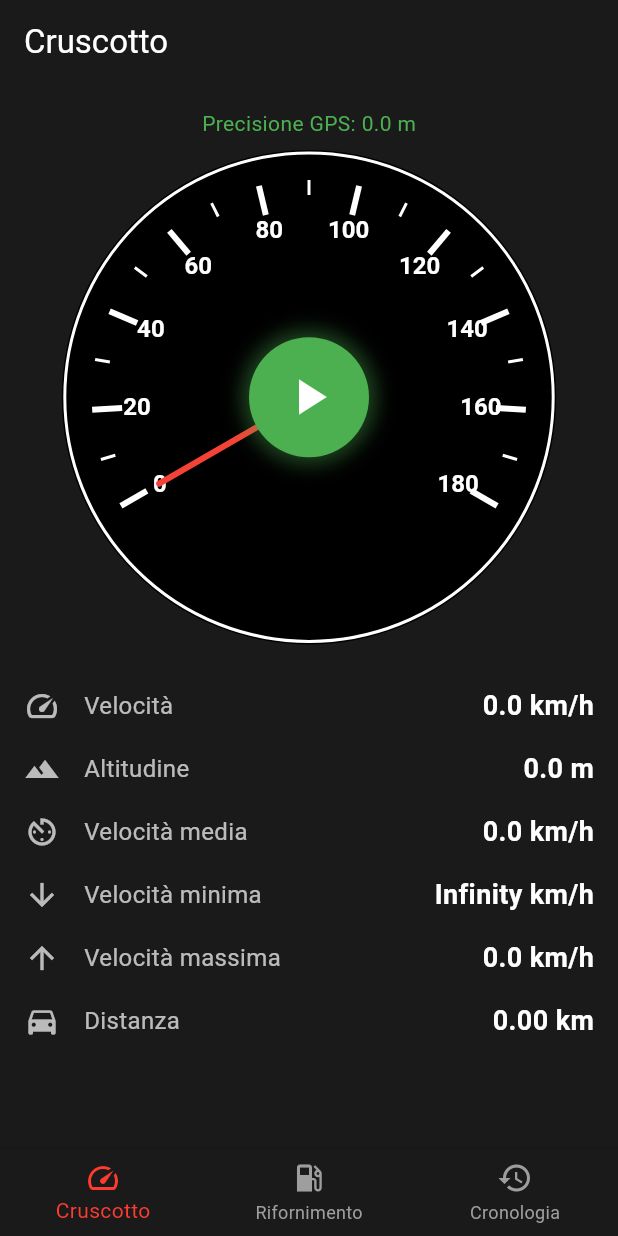
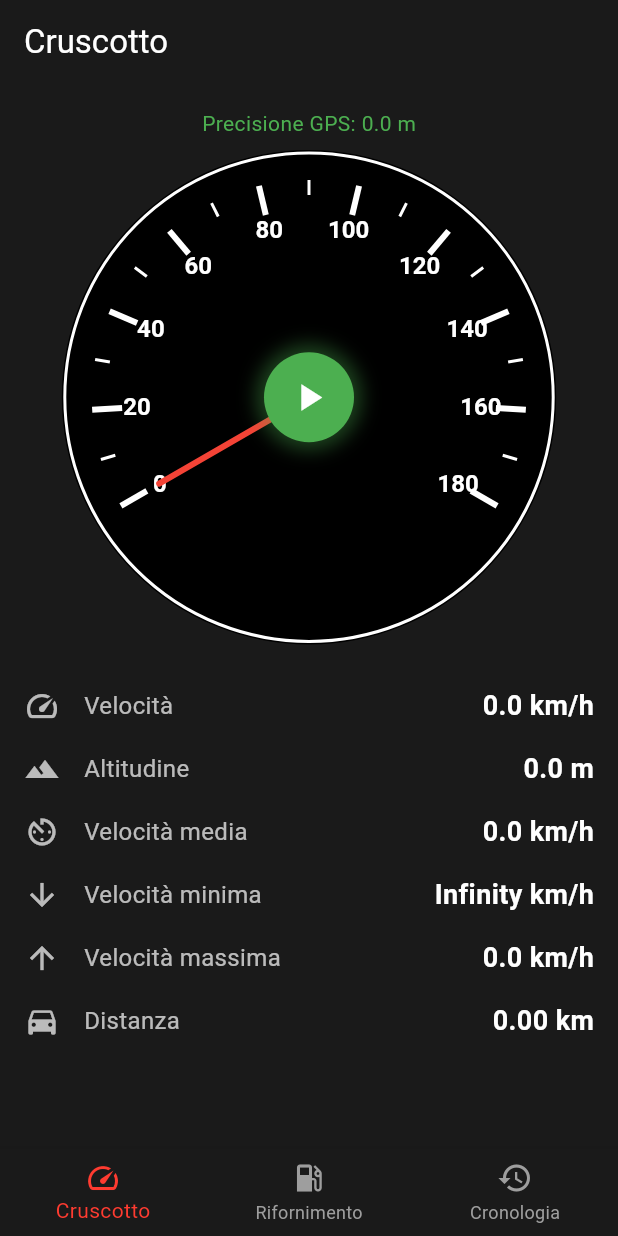
Before and after one commit to antocalderone/autoperf_monitor, a Flutter app: the screen it shows after launch, on a phone screen of 412 x 824 dp. Run offline on Flutter 3.47's test engine with Material 3 defaults, Android fonts, the phone set to English and light mode, and no system bars; our stand-ins replace csv, fl_chart, geolocator, pdf, sensors_plus, shared_preferences and 1 more; missing offline and left inert: bluetooth_obd; accounts and stored records are empty.

Commit message:
feat: Implement session deletion and dashboard UI overhaul
This commit introduces several significant features and improvements:

- **Dashboard UI Overhaul:** The floating action button has been replaced with a more intuitive circular start/stop button located in the center of the speedometer. The layout of the performance metrics has been changed from a grid to a more space-efficient vertical list. The start/stop button has been resized to be slightly smaller based on user feedback.

- **Session Deletion:** Users can now delete individual driving sessions from the history screen. A confirmation dialog has been added to prevent accidental deletions.

- **Italian Localization:** The entire user interface has been translated into Italian.

- **Code Refactoring and Bug Fixes:**
    - Centralized date formatting with a `DateFormatter` utility.
    - Implemented a Kalman filter to smooth GPS speed data.
    - Fixed UI layout overflows and various other minor bugs.

```diff
--- a/lib/screens/dashboard_screen.dart
+++ b/lib/screens/dashboard_screen.dart
@@ -214,8 +214,8 @@ class _DashboardScreenState extends State<DashboardScreen> with SingleTickerProv
                   GestureDetector(
                     onTap: _toggleMonitoring,
                     child: Container(
-                      width: 80,
-                      height: 80,
+                      width: 60,
+                      height: 60,
                       decoration: BoxDecoration(
                         color: _isMonitoring ? Colors.red : Colors.green,
                         shape: BoxShape.circle,
@@ -230,7 +230,7 @@ class _DashboardScreenState extends State<DashboardScreen> with SingleTickerProv
                       child: Icon(
                         _isMonitoring ? Icons.stop : Icons.play_arrow,
                         color: Colors.white,
-                        size: 40,
+                        size: 30,
                       ),
                     ),
                   ),
```
Also changed, not shown: pubspec.lock, 1 other file.
